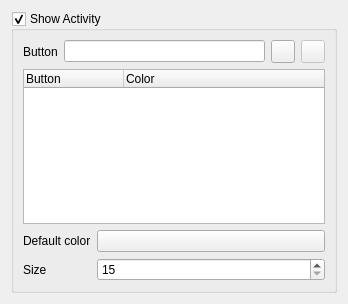
Above: src/ui/mouse.ui from hippich/recorditnow before the change. Below: the same form after it.
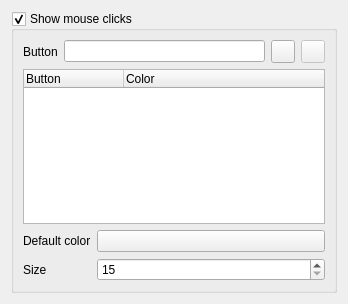
That is the form after the change. Custom widgets are drawn as their Qt base class.

What changed in the file:
```diff
--- a/src/ui/mouse.ui
+++ b/src/ui/mouse.ui
@@ -20,7 +20,7 @@
    <item>
     <widget class="QGroupBox" name="kcfg_showActivity">
      <property name="title">
-      <string>Show Activity</string>
+      <string>Show mouse clicks</string>
      </property>
      <property name="checkable">
       <bool>true</bool>
```
